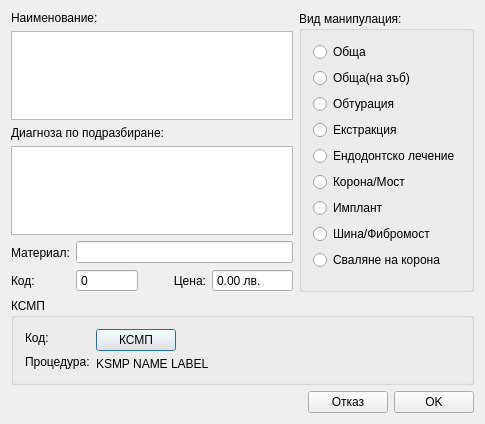
thefinalcutbg/DinoDent, file src/View/SettingsDialog/ProcedureTemplateDialog/ProcedureTemplateDialog.ui: the form before one commit.
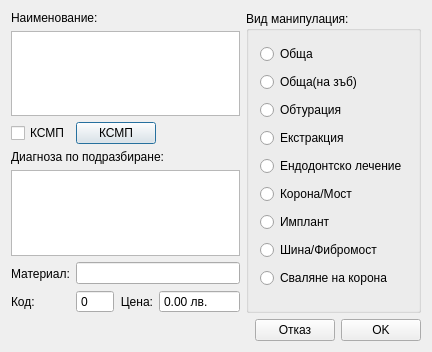
The form after the commit. Custom widgets are drawn as their Qt base class.

Commit message: KSMP procedure ui logic refactored. Some other minor changes.

```diff
--- a/src/View/SettingsDialog/ProcedureTemplateDialog/ProcedureTemplateDialog.ui
+++ b/src/View/SettingsDialog/ProcedureTemplateDialog/ProcedureTemplateDialog.ui
@@ -6,8 +6,8 @@
    <rect>
     <x>0</x>
     <y>0</y>
-    <width>485</width>
-    <height>424</height>
+    <width>409</width>
+    <height>352</height>
    </rect>
   </property>
   <property name="windowTitle">
@@ -43,6 +43,37 @@
            </property>
           </widget>
          </item>
+         <item>
+          <layout class="QHBoxLayout" name="horizontalLayout">
+           <item>
+            <widget class="QCheckBox" name="ksmpCheck">
+             <property name="text">
+              <string>КСМП</string>
+             </property>
+            </widget>
+           </item>
+           <item>
+            <widget class="QPushButton" name="ksmpButton">
+             <property name="text">
+              <string>КСМП</string>
+             </property>
+            </widget>
+           </item>
+           <item>
+            <spacer name="horizontalSpacer">
+             <property name="orientation">
+              <enum>Qt::Horizontal</enum>
+             </property>
+             <property name="sizeHint" stdset="0">
+              <size>
+               <width>40</width>
+               <height>20</height>
+              </size>
+             </property>
+            </spacer>
+           </item>
+          </layout>
+         </item>
          <item>
           <widget class="QLabel" name="label_5">
            <property name="text">
@@ -226,72 +257,6 @@
      </item>
     </layout>
    </item>
-   <item>
-    <widget class="QGroupBox" name="groupBox">
-     <property name="title">
-      <string>КСМП</string>
-     </property>
-     <layout class="QVBoxLayout" name="verticalLayout_5">
-      <item>
-       <layout class="QHBoxLayout" name="horizontalLayout_3">
-        <item>
-         <layout class="QVBoxLayout" name="verticalLayout_2">
-          <item>
-           <widget class="QLabel" name="label_4">
-            <property name="text">
-             <string>Код:</string>
-            </property>
-           </widget>
-          </item>
-          <item>
-           <widget class="QLabel" name="label_8">
-            <property name="text">
-             <string>Процедура:</string>
-            </property>
-           </widget>
-          </item>
-         </layout>
-        </item>
-        <item>
-         <layout class="QVBoxLayout" name="verticalLayout_4">
-          <item>
-           <layout class="QHBoxLayout" name="horizontalLayout">
-            <item>
-             <widget class="QPushButton" name="ksmpButton">
-              <property name="text">
-               <string>КСМП</string>
-              </property>
-             </widget>
-            </item>
-            <item>
-             <spacer name="horizontalSpacer">
-              <property name="orientation">
-               <enum>Qt::Horizontal</enum>
-              </property>
-              <property name="sizeHint" stdset="0">
-               <size>
-                <width>40</width>
-                <height>20</height>
-               </size>
-              </property>
-             </spacer>
-            </item>
-           </layout>
-          </item>
-          <item>
-           <widget class="QLabel" name="ksmpLabel">
-            <property name="text">
-             <string>KSMP NAME LABEL</string>
-            </property>
-           </widget>
-          </item>
-         </layout>
-        </item>
-       </layout>
-      </item>
-     </layout>
-    </widget>
-   </item>
    <item>
     <spacer name="verticalSpacer">
      <property name="orientation">
```
The commit also changes 37 other files.
